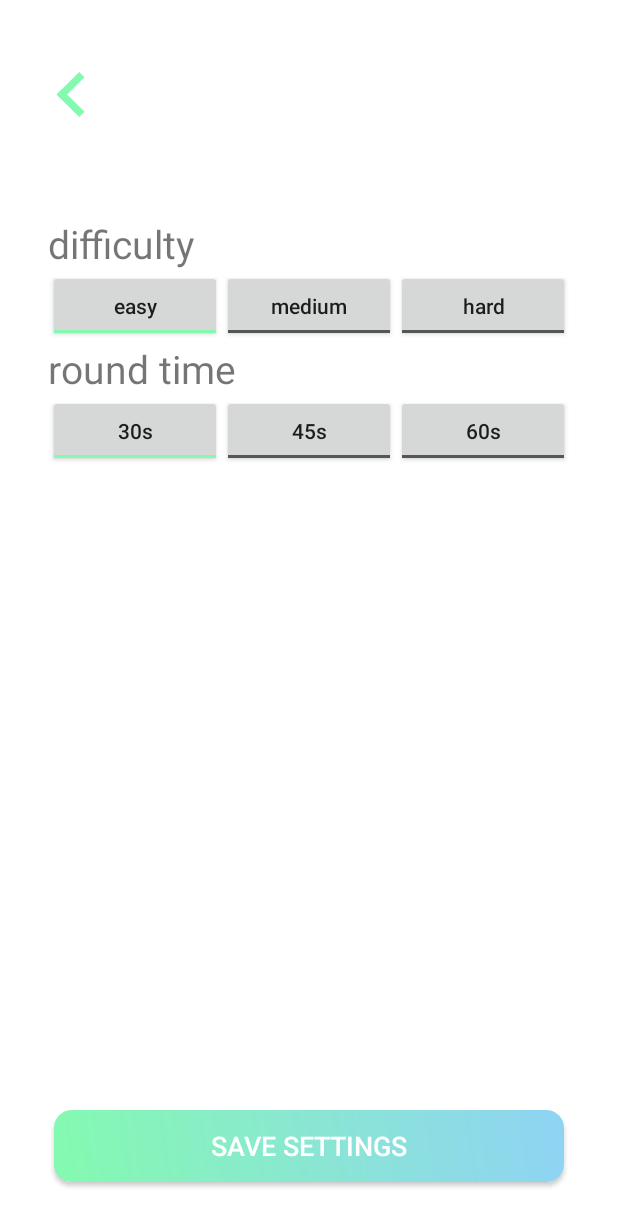
After one commit to Trugamr/brainly-app, an Android app: the SettingsActivity screen opened directly, with no data from a screen before it, on a phone screen of 412 x 824 dp. The commit adds this screen. Shown: the top 1226 px of the screen. Run offline under Robolectric (Android 15) with nearby library versions, the phone set to English and light mode, and no system bars.

Commit message:
added settings activity for difficulty and time settings for the round

```diff
--- a/app/build.gradle
+++ b/app/build.gradle
@@ -10,6 +10,7 @@ android {
         versionCode 1
         versionName "1.0"
         testInstrumentationRunner "androidx.test.runner.AndroidJUnitRunner"
+        android.defaultConfig.vectorDrawables.useSupportLibrary = true
     }
     buildTypes {
         release {
--- a/app/src/main/AndroidManifest.xml
+++ b/app/src/main/AndroidManifest.xml
@@ -9,6 +9,7 @@
         android:roundIcon="@mipmap/ic_launcher_round"
         android:supportsRtl="true"
         android:theme="@style/AppTheme">
+        <activity android:name=".SettingsActivity"></activity>
         <activity android:name=".GameActivity">
             <intent-filter>
                 <action android:name="android.intent.action.MAIN" />
--- /dev/null
+++ b/app/src/main/java/com/tru/brainly/SettingsActivity.java
@@ -0,0 +1,106 @@
+package com.tru.brainly;
+
+import androidx.appcompat.app.AppCompatActivity;
+
+import android.content.Context;
+import android.content.Intent;
+import android.content.SharedPreferences;
+import android.os.Bundle;
+import android.util.Log;
+import android.view.View;
+import android.widget.RadioGroup;
+import android.widget.ToggleButton;
+
+public class SettingsActivity extends AppCompatActivity {
+    RadioGroup difficultyRadioGroup, timeRadioGroup;
+    ToggleButton toggleEasy, toggleMedium, toggleHard, toggle30, toggle45, toggle60;
+
+    int minNumber = 1;
+    int maxNumber = 20;
+    long gameMaxTime = 30000L;
+    int currentPreset = 1;
+
+    @Override
+    protected void onCreate(Bundle savedInstanceState) {
+        super.onCreate(savedInstanceState);
+        setContentView(R.layout.activity_settings);
+
+        toggleEasy = findViewById(R.id.toggleEasy);
+        toggleMedium = findViewById(R.id.toggleMedium);
+        toggleHard = findViewById(R.id.toggleHard);
+        toggle30 = findViewById(R.id.toggle30);
+        toggle45 = findViewById(R.id.toggle45);
+        toggle60 = findViewById(R.id.toggle60);
+
+        difficultyRadioGroup = findViewById(R.id.difficultyRadioGroup);
+        timeRadioGroup = findViewById(R.id.timeRadioGroup);
+
+        RadioGroup.OnCheckedChangeListener toggleListener = new RadioGroup.OnCheckedChangeListener() {
+            @Override
+            public void onCheckedChanged(RadioGroup group, int checkedId) {
+                for(int i = 0; i < difficultyRadioGroup.getChildCount(); i++) {
+                    final ToggleButton view = (ToggleButton) group.getChildAt(i);
+                    view.setChecked(view.getId() == checkedId);
+                }
+            }
+        };
+
+        difficultyRadioGroup.setOnCheckedChangeListener(toggleListener);
+        timeRadioGroup.setOnCheckedChangeListener(toggleListener);
+
+        SharedPreferences sharedPreferences = this.getSharedPreferences(getPackageName(), Context.MODE_PRIVATE);
+        long savedMaxTime = sharedPreferences.getLong("gameMaxTime", 30000L);
+        int savedPreset = sharedPreferences.getInt("currentPreset", 1);
+
+        switch (savedPreset) {
+            case 1:
+                toggleEasy.setChecked(true);
+                break;
+            case 2:
+                toggleMedium.setChecked(true);
+                break;
+            case 3:
+                toggleHard.setChecked(true);
+                break;
+        }
+
+        if(savedMaxTime == 30000L) toggle30.setChecked(true);
+        else if(savedMaxTime == 45000L) toggle45.setChecked(true);
+        else if(savedMaxTime == 60000L) toggle60.setChecked(true);
+
+
+    }
+
+    public void applySettings(View view) {
+        Intent gameActivity = new Intent(this, GameActivity.class);
+        gameActivity.putExtra("minNumber", minNumber);
+        gameActivity.putExtra("maxNumber", maxNumber);
+        gameActivity.putExtra("gameMaxTime", gameMaxTime);
+        gameActivity.putExtra("currentPreset", currentPreset);
+        setResult(1, gameActivity);
+        finish();
+    }
+
+    public void openGameActivity(View view) {
+        finish();
+    }
+
+    public void onToggle(View view) {
+        ((RadioGroup)view.getParent()).check(view.getId());
+
+        if(view.getId() == toggleEasy.getId()) {
+            currentPreset = 1;
+            maxNumber = 20;
+        } else if(view.getId() == toggleMedium.getId()) {
+            currentPreset = 2;
+            maxNumber = 35;
+        } else if(view.getId() == toggleHard.getId()) {
+            currentPreset = 3;
+            maxNumber = 50;
+        }
+
+        if(view.getId() == toggle30.getId()) gameMaxTime = 30000L;
+        else if(view.getId() == toggle45.getId()) gameMaxTime = 45000L;
+        else if(view.getId() == toggle60.getId()) gameMaxTime = 60000L;
+    }
+}
--- /dev/null
+++ b/app/src/main/res/drawable/ic_back.xml
@@ -0,0 +1,9 @@
+<vector xmlns:android="http://schemas.android.com/apk/res/android"
+    android:width="30dp"
+    android:height="30dp"
+    android:viewportWidth="24"
+    android:viewportHeight="24">
+  <path
+      android:fillColor="@color/colorAccent"
+      android:pathData="M16.67,0l2.83,2.829 -9.339,9.175 9.339,9.167 -2.83,2.829 -12.17,-11.996z"/>
+</vector>
--- /dev/null
+++ b/app/src/main/res/layout/activity_settings.xml
@@ -0,0 +1,155 @@
+<?xml version="1.0" encoding="utf-8"?>
+<androidx.constraintlayout.widget.ConstraintLayout xmlns:android="http://schemas.android.com/apk/res/android"
+    xmlns:app="http://schemas.android.com/apk/res-auto"
+    xmlns:tools="http://schemas.android.com/tools"
+    android:layout_width="match_parent"
+    android:layout_height="match_parent"
+    android:background="@color/colorPrimaryDark"
+    tools:context=".SettingsActivity">
+
+    <Button
+        android:id="@+id/applySettingsButton"
+        android:layout_width="0dp"
+        android:layout_height="wrap_content"
+        android:layout_marginStart="36dp"
+        android:layout_marginLeft="36dp"
+        android:layout_marginEnd="36dp"
+        android:layout_marginRight="36dp"
+        android:layout_marginBottom="36dp"
+        android:background="@drawable/start_background"
+        android:onClick="applySettings"
+        android:text="Save Settings"
+        android:textColor="#FFFFFF"
+        android:textSize="18sp"
+        app:layout_constraintBottom_toBottomOf="parent"
+        app:layout_constraintEnd_toEndOf="parent"
+        app:layout_constraintStart_toStartOf="parent" />
+
+    <ImageButton
+        android:id="@+id/imageButton"
+        android:layout_width="wrap_content"
+        android:layout_height="wrap_content"
+        android:layout_marginStart="28dp"
+        android:layout_marginLeft="28dp"
+        android:layout_marginTop="44dp"
+        android:background="@android:color/transparent"
+        android:onClick="openGameActivity"
+        android:padding="4dp"
+        app:layout_constraintStart_toStartOf="parent"
+        app:layout_constraintTop_toTopOf="parent"
+        app:srcCompat="@drawable/ic_back" />
+
+    <LinearLayout
+        android:layout_width="0dp"
+        android:layout_height="wrap_content"
+        android:layout_marginStart="32dp"
+        android:layout_marginLeft="32dp"
+        android:layout_marginEnd="32dp"
+        android:layout_marginRight="32dp"
+        android:orientation="vertical"
+        app:layout_constraintBottom_toBottomOf="parent"
+        app:layout_constraintEnd_toEndOf="parent"
+        app:layout_constraintStart_toStartOf="parent"
+        app:layout_constraintTop_toTopOf="parent"
+        app:layout_constraintVertical_bias="0.22000003">
+
+        <TextView
+            android:id="@+id/textView"
+            android:layout_width="wrap_content"
+            android:layout_height="wrap_content"
+            android:layout_weight="1"
+            android:text="difficulty"
+            android:textSize="26sp" />
+
+        <RadioGroup
+            android:id="@+id/difficultyRadioGroup"
+            android:layout_width="match_parent"
+            android:layout_height="match_parent"
+            android:layout_weight="3"
+            android:orientation="horizontal">
+
+            <ToggleButton
+                android:id="@+id/toggleEasy"
+                android:layout_width="match_parent"
+                android:layout_height="wrap_content"
+                android:layout_weight="1"
+                android:onClick="onToggle"
+                android:text="easy"
+                android:textAllCaps="false"
+                android:textOff="easy"
+                android:textOn="easy" />
+
+            <ToggleButton
+                android:id="@+id/toggleMedium"
+                android:layout_width="match_parent"
+                android:layout_height="wrap_content"
+                android:layout_weight="1"
+                android:onClick="onToggle"
+                android:text="medium"
+                android:textAllCaps="false"
+                android:textOff="medium"
+                android:textOn="medium" />
+
+            <ToggleButton
+                android:id="@+id/toggleHard"
+                android:layout_width="match_parent"
+                android:layout_height="wrap_content"
+                android:layout_weight="1"
+                android:onClick="onToggle"
+                android:text="hard"
+                android:textAllCaps="false"
+                android:textOff="hard"
+                android:textOn="hard" />
+        </RadioGroup>
+
+        <TextView
+            android:id="@+id/textView2"
+            android:layout_width="wrap_content"
+            android:layout_height="wrap_content"
+            android:layout_weight="1"
+            android:text="round time"
+            android:textSize="26sp" />
+
+        <RadioGroup
+            android:id="@+id/timeRadioGroup"
+            android:layout_width="match_parent"
+            android:layout_height="match_parent"
+            android:layout_weight="1"
+            android:orientation="horizontal">
+
+            <ToggleButton
+                android:id="@+id/toggle30"
+                android:layout_width="match_parent"
+                android:layout_height="wrap_content"
+                android:layout_weight="1"
+                android:onClick="onToggle"
+                android:text="30s"
+                android:textAllCaps="false"
+                android:textOff="30s"
+                android:textOn="30s" />
+
+            <ToggleButton
+                android:id="@+id/toggle45"
+                android:layout_width="match_parent"
+                android:layout_height="wrap_content"
+                android:layout_weight="1"
+                android:onClick="onToggle"
+                android:text="45s"
+                android:textAllCaps="false"
+                android:textOff="45s"
+                android:textOn="45s" />
+
+            <ToggleButton
+                android:id="@+id/toggle60"
+                android:layout_width="match_parent"
+                android:layout_height="wrap_content"
+                android:layout_weight="1"
+                android:onClick="onToggle"
+                android:text="60s"
+                android:textAllCaps="false"
+                android:textOff="60s"
+                android:textOn="60s" />
+        </RadioGroup>
+    </LinearLayout>
+
+</androidx.constraintlayout.widget.ConstraintLayout>
```
Also changed, not shown: app/src/main/java/com/tru/brainly/GameActivity.java (+50 -1 lines), app/src/main/res/drawable/ic_gear.xml (added, +10 -0 lines), app/src/main/res/layout/activity_main.xml (+12 -0 lines).
